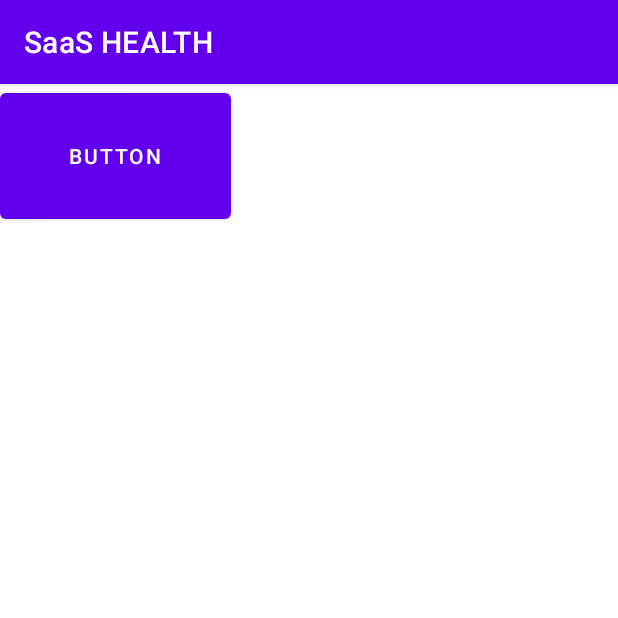
After one commit to Michael0215/9323SaaSProj, an Android app: the UserTypeActivity screen opened directly, with no data from a screen before it, on a phone screen of 412 x 824 dp, the top half of it. The commit adds this screen. Run offline under Robolectric (Android 15) with nearby library versions, the phone set to English and light mode, and no system bars.

Commit message:
Going to add user type UI page

```diff
--- a/app/src/main/AndroidManifest.xml
+++ b/app/src/main/AndroidManifest.xml
@@ -13,6 +13,9 @@
         android:supportsRtl="true"
         android:theme="@style/Theme.COMP9323_SaaSProj"
         tools:targetApi="31">
+        <activity
+            android:name=".UserTypeActivity"
+            android:exported="false" />
         <activity
             android:name=".ReviewCommodityActivity"
             android:exported="false" />
--- a/app/src/main/java/com/example/comp9323_saasproj/MainActivity.java
+++ b/app/src/main/java/com/example/comp9323_saasproj/MainActivity.java
@@ -35,7 +35,7 @@ public class MainActivity extends AppCompatActivity{
 
     private ProgressDialog progressDialog;
     private DatabaseReference databaseReference;
-//    private ActivityMainBinding binding;
+    //    private ActivityMainBinding binding;
     AllCommodityAdapter adapter;
     List<Commodity> allCommodities = new ArrayList<>();
 
--- /dev/null
+++ b/app/src/main/java/com/example/comp9323_saasproj/UserTypeActivity.java
@@ -0,0 +1,14 @@
+package com.example.comp9323_saasproj;
+
+import androidx.appcompat.app.AppCompatActivity;
+
+import android.os.Bundle;
+
+public class UserTypeActivity extends AppCompatActivity {
+
+    @Override
+    protected void onCreate(Bundle savedInstanceState) {
+        super.onCreate(savedInstanceState);
+        setContentView(R.layout.activity_user_type);
+    }
+}
--- a/app/src/main/java/com/example/comp9323_saasproj/adapter/AllCommodityAdapter.java
+++ b/app/src/main/java/com/example/comp9323_saasproj/adapter/AllCommodityAdapter.java
@@ -82,7 +82,7 @@ public class AllCommodityAdapter extends BaseAdapter {
             tvDescription = itemView.findViewById(R.id.tv_description);
             ivCommodity = itemView.findViewById(R.id.iv_commodity);
             tvTitle.setText(commodity.getTitle());//写入标题
-            tvDescription.setText(commodity.getDescription());//写入内容
+//            tvDescription.setText(commodity.getDescription());//写入内容
             tvPhone.setText(commodity.getPhone());
             tvType.setText(commodity.getCategory());//详细描述
         }
--- a/app/src/main/java/com/example/comp9323_saasproj/bean/Commodity.java
+++ b/app/src/main/java/com/example/comp9323_saasproj/bean/Commodity.java
@@ -53,6 +53,9 @@ public class Commodity {
     public String getDescription() {
         return description;
     }
+//    public String getDescription() {
+//        return description;
+//    }
 
     public void setDescription(String description) {
         this.description = description;
--- /dev/null
+++ b/app/src/main/res/layout/activity_user_type.xml
@@ -0,0 +1,16 @@
+<?xml version="1.0" encoding="utf-8"?>
+<androidx.constraintlayout.widget.ConstraintLayout xmlns:android="http://schemas.android.com/apk/res/android"
+    xmlns:app="http://schemas.android.com/apk/res-auto"
+    xmlns:tools="http://schemas.android.com/tools"
+    android:layout_width="match_parent"
+    android:layout_height="match_parent"
+    tools:context=".UserTypeActivity">
+
+    <Button
+        android:id="@+id/button2"
+        android:layout_width="154dp"
+        android:layout_height="96dp"
+        android:text="Button"
+        tools:layout_editor_absoluteX="110dp"
+        tools:layout_editor_absoluteY="240dp" />
+</androidx.constraintlayout.widget.ConstraintLayout>
```
Also changed, not shown: app/src/main/java/com/example/comp9323_saasproj/ReviewCommodityActivity.java (deleted, +0 -191 lines), app/src/main/res/layout/activity_review_commodity.xml (+8 -6 lines), app/src/main/res/layout/layout_all_commodity.xml (+9 -9 lines).
